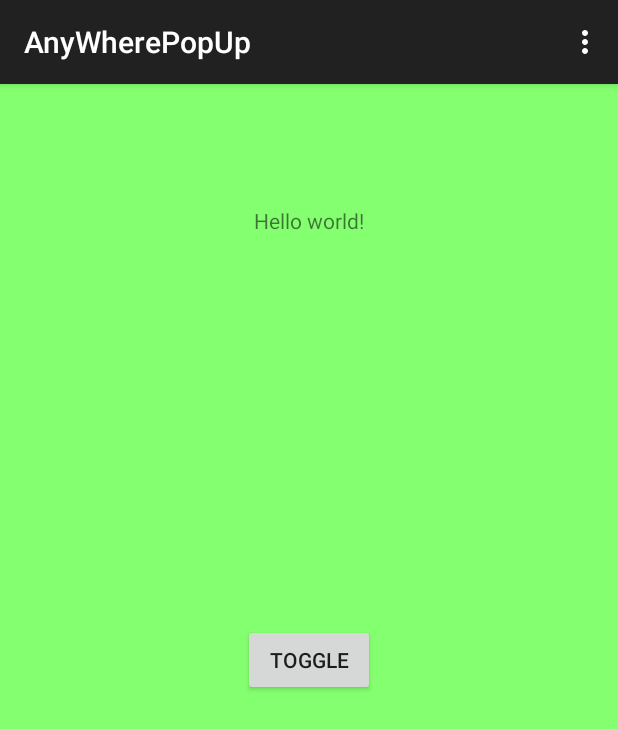
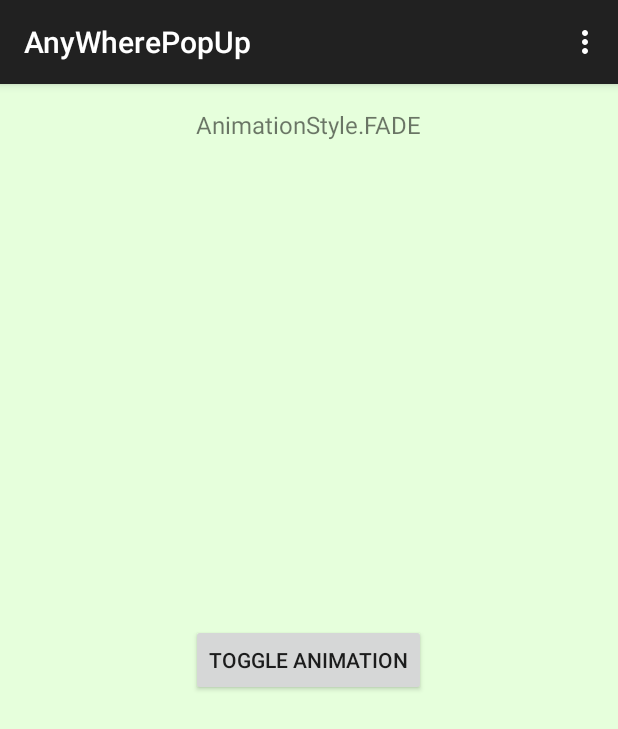
Before and after one commit to nidhinpv1987/AnyWherePopUp, an Android app: the screen it shows after launch (MainActivity), on a phone screen of 412 x 824 dp. Shown: the top 729 px of the screen. Run offline under Robolectric (Android 15) with nearby library versions, the phone set to English and light mode, and no system bars.

Commit message:
UI updates

```diff
--- a/app/src/main/java/com/popup/anywherepopup/MainActivity.java
+++ b/app/src/main/java/com/popup/anywherepopup/MainActivity.java
@@ -1,10 +1,15 @@
 package com.popup.anywherepopup;
 
+import android.graphics.drawable.Drawable;
 import android.support.v7.app.ActionBarActivity;
 import android.os.Bundle;
+import android.view.DragEvent;
 import android.view.Menu;
 import android.view.MenuItem;
 import android.view.View;
+import android.view.ViewGroup;
+import android.widget.LinearLayout;
+import android.widget.TextView;
 
 import com.anywherepopup.view.AnimationStyle;
 import com.anywherepopup.view.AnyWherePopUp;
@@ -12,44 +17,53 @@ import com.anywherepopup.view.AnyWherePopUp;
 
 public class MainActivity extends ActionBarActivity {
     private int i = 0;
+    private TextView text;
     private AnyWherePopUp pop;
-    int[] anims = {AnimationStyle.FADE,
+    int[] anims = {
+            AnimationStyle.FADE,
             AnimationStyle.SLIDE_TOP_IN_TOP_OUT,
             AnimationStyle.SLIDE_BOTTOM_IN_BOTTOM_OUT,
             AnimationStyle.SLIDE_RIGHT_IN_RIGHT_OUT,
             AnimationStyle.SLIDE_LEFT_IN_LEFT_OUT,
             AnimationStyle.SLIDE_RIGHT_IN_LEFT_OUT,
+            AnimationStyle.SLIDE_LEFT_IN_RIGHT_OUT,
             AnimationStyle.SLIDE_BOTTOM_IN_TOP_OUT,
             AnimationStyle.SLIDE_TOP_IN_BOTTOM_OUT,
-            AnimationStyle.SLIDE_LEFT_IN_RIGHT_OUT};
+    };
+    String animName[]={"AnimationStyle.FADE",
+            "AnimationStyle.SLIDE_TOP_IN_TOP_OUT",
+            "AnimationStyle.SLIDE_BOTTOM_IN_BOTTOM_OUT",
+            "AnimationStyle.SLIDE_RIGHT_IN_RIGHT_OUT",
+            "AnimationStyle.SLIDE_LEFT_IN_LEFT_OUT",
+            "AnimationStyle.SLIDE_RIGHT_IN_LEFT_OUT",
+            "AnimationStyle.SLIDE_LEFT_IN_RIGHT_OUT",
+            "AnimationStyle.SLIDE_BOTTOM_IN_TOP_OUT",
+            "AnimationStyle.SLIDE_TOP_IN_BOTTOM_OUT"};
 
     @Override
     protected void onCreate(Bundle savedInstanceState) {
         super.onCreate(savedInstanceState);
         setContentView(R.layout.activity_main);
         pop = new AnyWherePopUp(MainActivity.this);
-
-
+        text = (TextView) findViewById(R.id.show);
+        text.setText(animName[0]);
     }
 
     @Override
     public boolean onCreateOptionsMenu(Menu menu) {
         // Inflate the menu; this adds items to the action bar if it is present.
         getMenuInflater().inflate(R.menu.menu_main, menu);
-
         return true;
     }
 
     public void toggleAnimation(View v) {
+        if (i == 9)
+            i = 0;
+        text.setText(animName[i]);
+        pop.setAnimation(anims[i]);
+        pop.show(v, R.layout.layout);
+        i++;
 
-        try {
-            pop.setAnimation(anims[i]);
-            pop.show(v, R.layout.layout);
-            i++;
-        } catch (Exception e) {
-            i = 0;
-            e.printStackTrace();
-        }
     }
 
     @Override
--- a/app/src/main/res/layout/activity_main.xml
+++ b/app/src/main/res/layout/activity_main.xml
@@ -5,7 +5,8 @@
     android:paddingTop="@dimen/activity_vertical_margin"
     android:paddingBottom="@dimen/activity_vertical_margin"
     tools:context="com.popup.anywherepopup.MainActivity"
-    android:background="#ff84ff6f">
+    android:background="#ffe6ffdc"
+    >
 
     <TextView
         android:id="@+id/show"
@@ -14,12 +15,12 @@
         android:layout_height="wrap_content"
         android:layout_alignParentTop="true"
         android:layout_centerHorizontal="true"
-        android:layout_marginTop="65dp" />
+        android:textSize="16sp" />
 
     <Button
         android:layout_width="wrap_content"
         android:layout_height="wrap_content"
-        android:text="Toggle"
+        android:text="Toggle Animation"
         android:onClick="toggleAnimation"
         android:id="@+id/button2"
         android:layout_centerVertical="true"
```
Also changed, not shown: app/src/main/res/layout/layout.xml (+22 -8 lines).
